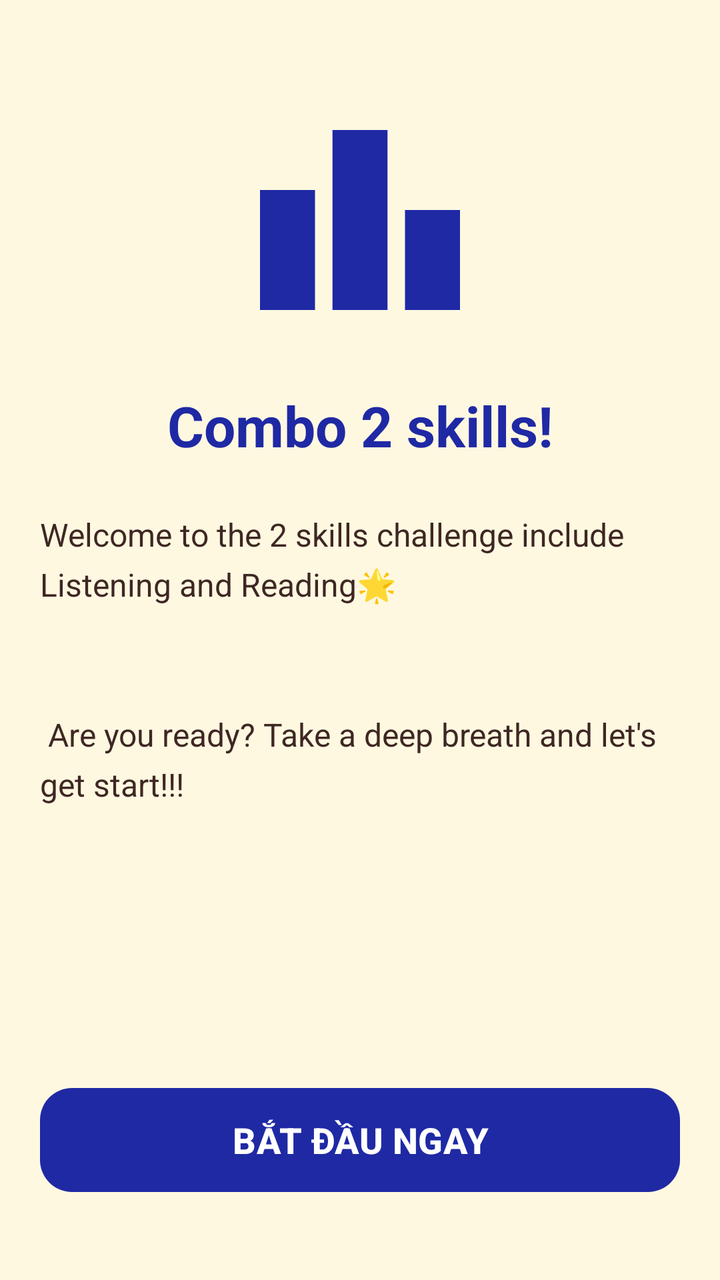
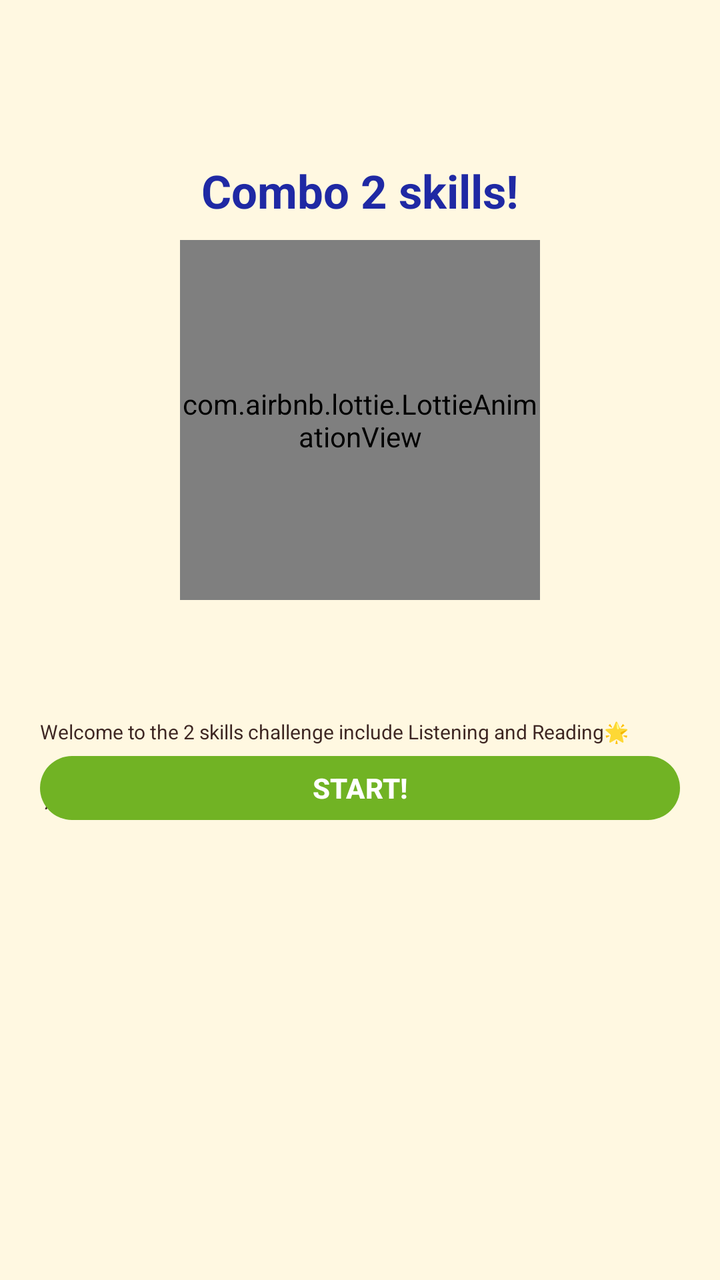

Two renders of the same Android screen: before a commit and after it. Below are the layout's source before the change and the commit's diff.
<!-- AndroidManifest.xml: application theme Theme.LingoEnglishApp -->
<!-- res/layout/fragment_combo_intro.xml -->
<?xml version="1.0" encoding="utf-8"?>
<RelativeLayout xmlns:android="http://schemas.android.com/apk/res/android"
    xmlns:app="http://schemas.android.com/apk/res-auto"
    android:layout_width="match_parent"
    android:layout_height="match_parent"
    android:padding="20dp"
    android:background="@color/colorBackground">

    
    <ImageView
        android:id="@+id/imgTrophy"
        android:layout_width="120dp"
        android:layout_height="120dp"
        android:layout_centerHorizontal="true"
        android:layout_marginTop="30dp"
        android:src="@drawable/ic_leaderboard"
        app:tint="@color/colorPrimaryDark" />

    <TextView
        android:id="@+id/tvComboTitle"
        android:layout_width="match_parent"
        android:layout_height="wrap_content"
        android:layout_below="@id/imgTrophy"
        android:layout_marginTop="24dp"
        android:text="Combo 2 skills!"
        android:textAlignment="center"
        android:textColor="@color/colorPrimaryDark"
        android:textSize="28sp"
        android:textStyle="bold" />

    

    
    <TextView
        android:id="@+id/tvDescription"
        android:layout_width="match_parent"
        android:layout_height="wrap_content"
        android:layout_below="@id/tvComboTitle"
        android:layout_marginTop="25dp"
        android:lineSpacingExtra="6dp"
        android:text="Welcome to the 2 skills challenge include Listening and Reading🌟\n\n\n Are you ready? Take a deep breath and let's get start!!!"
        android:textColor="@color/colorTextPrimary"
        android:textSize="16sp" />

    <com.google.android.material.button.MaterialButton
        android:id="@+id/btnStartCombo"
        android:layout_width="match_parent"
        android:layout_height="60dp"
        android:layout_alignParentBottom="true"
        android:layout_marginBottom="20dp"
        android:text="BẮT ĐẦU NGAY"
        android:textSize="18sp"
        android:textStyle="bold"
        app:backgroundTint="@color/colorPrimaryDark"
        app:cornerRadius="16dp" />

</RelativeLayout>
<!-- resources referenced by this layout -->
<resources>
  <color name="colorBackground">#FFF8E1</color>
  <color name="colorPrimaryDark">#1F29A4</color>
  <color name="colorTextPrimary">#3E2723</color>
  <!-- drawable ic_leaderboard (drawable) -->
  <vector xmlns:android="http://schemas.android.com/apk/res/android" android:height="24dp" android:tint="#000000" android:viewportHeight="24" android:viewportWidth="24" android:width="24dp">
        
      <path android:fillColor="@android:color/white" android:pathData="M7.5,21H2V9h5.5V21zM14.75,3h-5.5v18h5.5V3zM22,11h-5.5v10H22V11z"/>
      
  </vector>
  <style name="Theme.LingoEnglishApp" parent="Base.Theme.LingoEnglishApp" />
  <style name="Base.Theme.LingoEnglishApp" parent="Theme.Material3.DayNight.NoActionBar">
          
          
      </style>
</resources>

<!-- the commit's change to res/layout/fragment_combo_intro.xml (unified diff, before → after) -->
@@ -7,51 +7,53 @@
     android:background="@color/colorBackground">
 
     
-    <ImageView
-        android:id="@+id/imgTrophy"
-        android:layout_width="120dp"
-        android:layout_height="120dp"
+
+    
+
+    
+
+    <com.airbnb.lottie.LottieAnimationView
+        android:id="@+id/lottieMode"
+        android:layout_width="180dp"
+        android:layout_height="180dp"
         android:layout_centerHorizontal="true"
-        android:layout_marginTop="30dp"
-        android:src="@drawable/ic_leaderboard"
-        app:tint="@color/colorPrimaryDark" />
+        android:layout_marginTop="100dp"
+        app:lottie_autoPlay="true"
+        app:lottie_loop="true"
+        app:lottie_rawRes="@raw/corgi_animation3" />
 
     <TextView
         android:id="@+id/tvComboTitle"
         android:layout_width="match_parent"
-        android:layout_height="wrap_content"
-        android:layout_below="@id/imgTrophy"
-        android:layout_marginTop="24dp"
+        android:layout_height="34dp"
+        android:layout_marginTop="60dp"
         android:text="Combo 2 skills!"
         android:textAlignment="center"
         android:textColor="@color/colorPrimaryDark"
-        android:textSize="28sp"
+        android:textSize="23sp"
         android:textStyle="bold" />
 
-    
-
-    
     <TextView
         android:id="@+id/tvDescription"
         android:layout_width="match_parent"
         android:layout_height="wrap_content"
         android:layout_below="@id/tvComboTitle"
-        android:layout_marginTop="25dp"
-        android:lineSpacingExtra="6dp"
+        android:layout_marginTop="245dp"
+
         android:text="Welcome to the 2 skills challenge include Listening and Reading🌟\n\n\n Are you ready? Take a deep breath and let's get start!!!"
         android:textColor="@color/colorTextPrimary"
-        android:textSize="16sp" />
+        android:textSize="10sp" />
 
     <com.google.android.material.button.MaterialButton
         android:id="@+id/btnStartCombo"
         android:layout_width="match_parent"
-        android:layout_height="60dp"
+        android:layout_height="40dp"
         android:layout_alignParentBottom="true"
-        android:layout_marginBottom="20dp"
-        android:text="BẮT ĐẦU NGAY"
-        android:textSize="18sp"
+        android:layout_marginBottom="206dp"
+        android:text="START!"
+        android:textSize="14sp"
         android:textStyle="bold"
-        app:backgroundTint="@color/colorPrimaryDark"
+        app:backgroundTint="#71B324"
         app:cornerRadius="16dp" />
 
 </RelativeLayout>
<!-- resource entries referenced after the edit -->
@@ -3,12 +3,6 @@
   <color name="colorBackground">#FFF8E1</color>
   <color name="colorPrimaryDark">#1F29A4</color>
   <color name="colorTextPrimary">#3E2723</color>
-  <!-- drawable ic_leaderboard (drawable) -->
-  <vector xmlns:android="http://schemas.android.com/apk/res/android" android:height="24dp" android:tint="#000000" android:viewportHeight="24" android:viewportWidth="24" android:width="24dp">
-        
-      <path android:fillColor="@android:color/white" android:pathData="M7.5,21H2V9h5.5V21zM14.75,3h-5.5v18h5.5V3zM22,11h-5.5v10H22V11z"/>
-      
-  </vector>
   <style name="Theme.LingoEnglishApp" parent="Base.Theme.LingoEnglishApp" />
   <style name="Base.Theme.LingoEnglishApp" parent="Theme.Material3.DayNight.NoActionBar">
           
